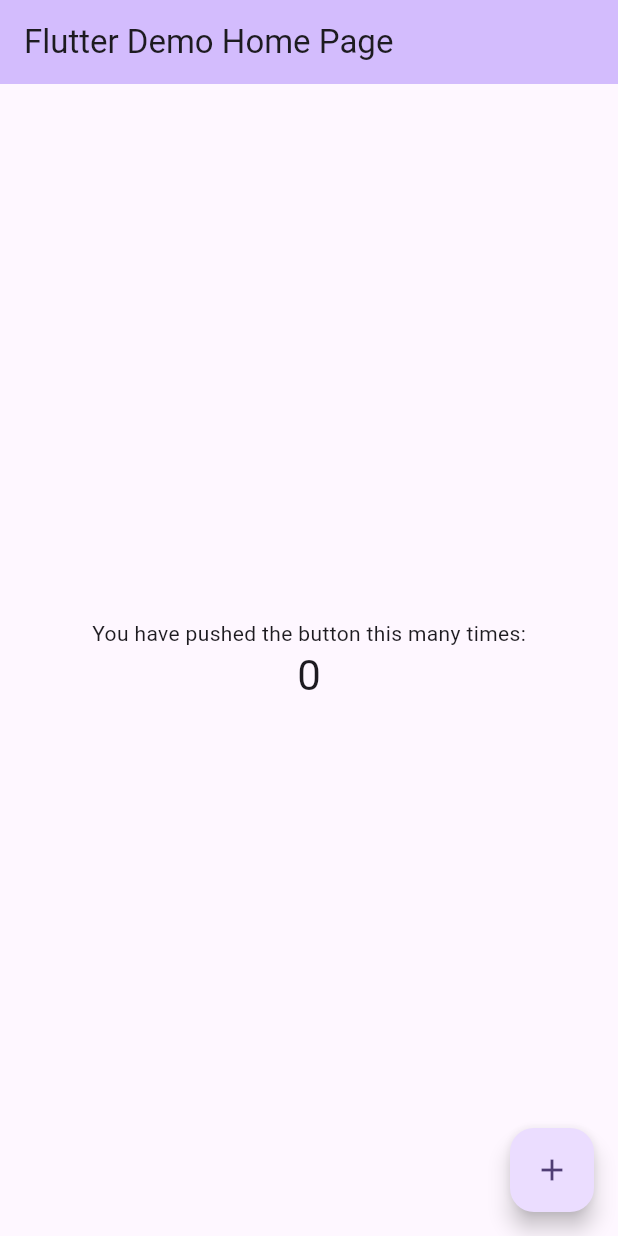
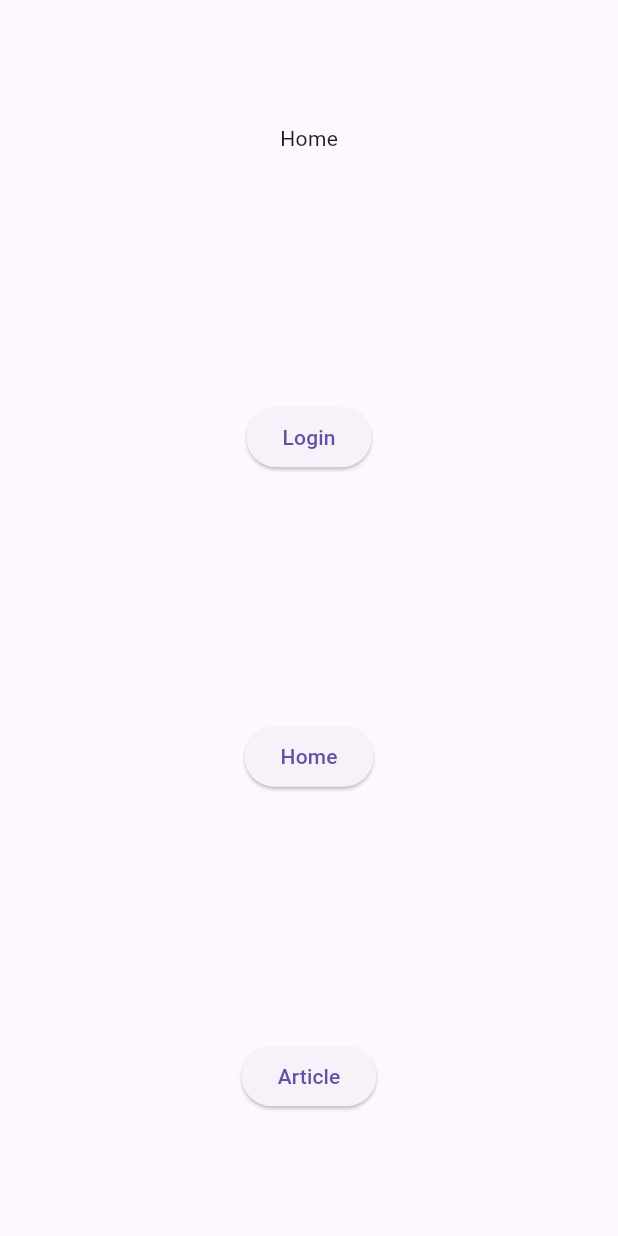
Before and after one commit to vciloglu/teba_haber_v2, a Flutter app: the screen it shows after launch, on a phone screen of 412 x 824 dp. Run offline on Flutter 3.47's test engine with Material 3 defaults, Android fonts, the phone set to English and light mode, and no system bars.

Commit message:
seperated routes class

```diff
--- a/lib/main.dart
+++ b/lib/main.dart
@@ -1,125 +1,29 @@
 import 'package:flutter/material.dart';
+import 'package:teba_haber_v2/routes/routes_generator.dart';
 
 void main() {
-  runApp(const MyApp());
+  runApp(const TebaMainApp());
 }
 
-class MyApp extends StatelessWidget {
-  const MyApp({super.key});
+class TebaMainApp extends StatelessWidget {
+  const TebaMainApp({super.key});
 
   // This widget is the root of your application.
   @override
   Widget build(BuildContext context) {
     return MaterialApp(
-      title: 'Flutter Demo',
+      title: 'Teba Haber',
+      initialRoute: '/',
+      onGenerateRoute: RoutesGenerator.generateRoute,
+      // routes: {
+      //   "/": (context) => const SplashPage(),
+      //   "/home": (context) => const HomePage(),
+      //   "/article": (context) => const ArticlePage(),
+      //   "/login": (context) => const LoginPage(),
+      // },
       theme: ThemeData(
-        // This is the theme of your application.
-        //
-        // TRY THIS: Try running your application with "flutter run". You'll see
-        // the application has a purple toolbar. Then, without quitting the app,
-        // try changing the seedColor in the colorScheme below to Colors.green
-        // and then invoke "hot reload" (save your changes or press the "hot
-        // reload" button in a Flutter-supported IDE, or press "r" if you used
-        // the command line to start the app).
-        //
-        // Notice that the counter didn't reset back to zero; the application
-        // state is not lost during the reload. To reset the state, use hot
-        // restart instead.
-        //
-        // This works for code too, not just values: Most code changes can be
-        // tested with just a hot reload.
-        colorScheme: ColorScheme.fromSeed(seedColor: Colors.deepPurple),
         useMaterial3: true,
       ),
-      home: const MyHomePage(title: 'Flutter Demo Home Page'),
     );
   }
 }
-
-class MyHomePage extends StatefulWidget {
-  const MyHomePage({super.key, required this.title});
-
-  // This widget is the home page of your application. It is stateful, meaning
-  // that it has a State object (defined below) that contains fields that affect
-  // how it looks.
-
-  // This class is the configuration for the state. It holds the values (in this
-  // case the title) provided by the parent (in this case the App widget) and
-  // used by the build method of the State. Fields in a Widget subclass are
-  // always marked "final".
-
-  final String title;
-
-  @override
-  State<MyHomePage> createState() => _MyHomePageState();
-}
-
-class _MyHomePageState extends State<MyHomePage> {
-  int _counter = 0;
-
-  void _incrementCounter() {
-    setState(() {
-      // This call to setState tells the Flutter framework that something has
-      // changed in this State, which causes it to rerun the build method below
-      // so that the display can reflect the updated values. If we changed
-      // _counter without calling setState(), then the build method would not be
-      // called again, and so nothing would appear to happen.
-      _counter++;
-    });
-  }
-
-  @override
-  Widget build(BuildContext context) {
-    // This method is rerun every time setState is called, for instance as done
-    // by the _incrementCounter method above.
-    //
-    // The Flutter framework has been optimized to make rerunning build methods
-    // fast, so that you can just rebuild anything that needs updating rather
-    // than having to individually change instances of widgets.
-    return Scaffold(
-      appBar: AppBar(
-        // TRY THIS: Try changing the color here to a specific color (to
-        // Colors.amber, perhaps?) and trigger a hot reload to see the AppBar
-        // change color while the other colors stay the same.
-        backgroundColor: Theme.of(context).colorScheme.inversePrimary,
-        // Here we take the value from the MyHomePage object that was created by
-        // the App.build method, and use it to set our appbar title.
-        title: Text(widget.title),
-      ),
-      body: Center(
-        // Center is a layout widget. It takes a single child and positions it
-        // in the middle of the parent.
-        child: Column(
-          // Column is also a layout widget. It takes a list of children and
-          // arranges them vertically. By default, it sizes itself to fit its
-          // children horizontally, and tries to be as tall as its parent.
-          //
-          // Column has various properties to control how it sizes itself and
-          // how it positions its children. Here we use mainAxisAlignment to
-          // center the children vertically; the main axis here is the vertical
-          // axis because Columns are vertical (the cross axis would be
-          // horizontal).
-          //
-          // TRY THIS: Invoke "debug painting" (choose the "Toggle Debug Paint"
-          // action in the IDE, or press "p" in the console), to see the
-          // wireframe for each widget.
-          mainAxisAlignment: MainAxisAlignment.center,
-          children: <Widget>[
-            const Text(
-              'You have pushed the button this many times:',
-            ),
-            Text(
-              '$_counter',
-              style: Theme.of(context).textTheme.headlineMedium,
-            ),
-          ],
-        ),
-      ),
-      floatingActionButton: FloatingActionButton(
-        onPressed: _incrementCounter,
-        tooltip: 'Increment',
-        child: const Icon(Icons.add),
-      ), // This trailing comma makes auto-formatting nicer for build methods.
-    );
-  }
-}
--- /dev/null
+++ b/lib/pages/splash_page.dart
@@ -0,0 +1,38 @@
+import 'package:flutter/material.dart';
+
+class SplashPage extends StatefulWidget {
+  const SplashPage({super.key});
+
+  @override
+  State<SplashPage> createState() => _SplashPageState();
+}
+
+class _SplashPageState extends State<SplashPage> {
+  @override
+  Widget build(BuildContext context) {
+    return Scaffold(
+      body: Column(
+        mainAxisAlignment: MainAxisAlignment.spaceAround,
+        crossAxisAlignment: CrossAxisAlignment.center,
+        children: [
+          const Center(
+            child: Text("Home"),
+          ),
+          ElevatedButton(
+            onPressed: () => Navigator.pushNamed(context, '/login'),
+            child: const Text("Login"),
+          ),
+          ElevatedButton(
+            onPressed: () => Navigator.pushNamed(context, '/home'),
+            child: const Text("Home"),
+          ),
+          ElevatedButton(
+            onPressed: () => Navigator.pushNamed(context, '/article',
+                arguments: {"id": 345}),
+            child: const Text("Article"),
+          ),
+        ],
+      ),
+    );
+  }
+}
--- /dev/null
+++ b/lib/routes/routes_generator.dart
@@ -0,0 +1,55 @@
+import 'package:flutter/material.dart';
+import 'package:teba_haber_v2/pages/article_page.dart';
+import 'package:teba_haber_v2/pages/home_page.dart';
+import 'package:teba_haber_v2/pages/login_page.dart';
+import 'package:teba_haber_v2/pages/splash_page.dart';
+
+class RoutesGenerator {
+  static Route<dynamic> generateRoute(RouteSettings settings) {
+    final args = settings.arguments;
+    WidgetBuilder builder;
+    switch (settings.name) {
+      case "/":
+        builder = (_) => const SplashPage();
+
+        break;
+      case "/home":
+        builder = (_) => const HomePage();
+        break;
+      case "/article":
+        if (args != null) {
+          final argsMap = args as Map<String, dynamic>;
+          builder = (_) => ArticlePage(id: argsMap['id']);
+        } else {
+          builder = _errorRoute();
+        }
+        break;
+      case "/login":
+        builder = (_) => const LoginPage();
+        break;
+
+      default:
+        builder = _errorRoute();
+    }
+
+    return MaterialPageRoute(
+      builder: builder,
+      settings: settings,
+      // burada geçiş animasyonunu değiştirebilirsiniz
+      fullscreenDialog: true,
+    );
+  }
+
+  static WidgetBuilder _errorRoute() {
+    return (_) {
+      return Scaffold(
+        appBar: AppBar(
+          title: const Text('Error'),
+        ),
+        body: const Center(
+          child: Text('ERROR'),
+        ),
+      );
+    };
+  }
+}
--- a/pubspec.yaml
+++ b/pubspec.yaml
@@ -51,8 +51,8 @@ flutter:
   # the material Icons class.
   uses-material-design: true
   # To add assets to your application, add an assets section, like this:
-  # assets:
-  #   - images/a_dot_burr.jpeg
+  assets:
+    - assets/svg/
   #   - images/a_dot_ham.jpeg
   # An image asset can refer to one or more resolution-specific "variants", see
   # https://flutter.dev/assets-and-images/#resolution-aware
```
Also changed, not shown: lib/pages/article_page.dart (added, +21 -0 lines), lib/pages/home_page.dart (added, +18 -0 lines), lib/pages/login_page.dart (added, +17 -0 lines), assets/svg/teba_logo.svg (added), 3 other files.
